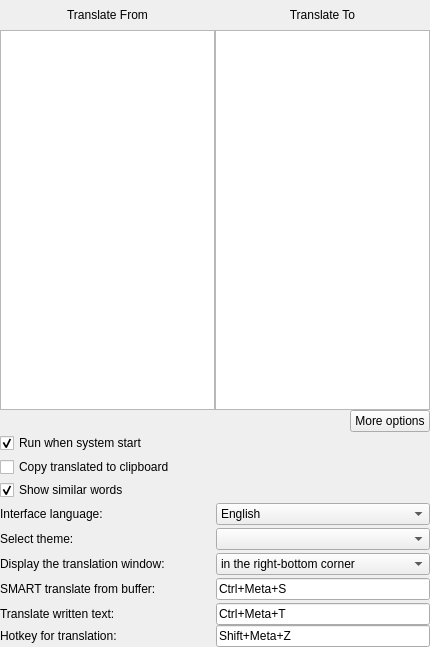
The window that src/widget.ui (NeiroNext/QuickTranslator) describes before a commit, drawn with Qt 5.
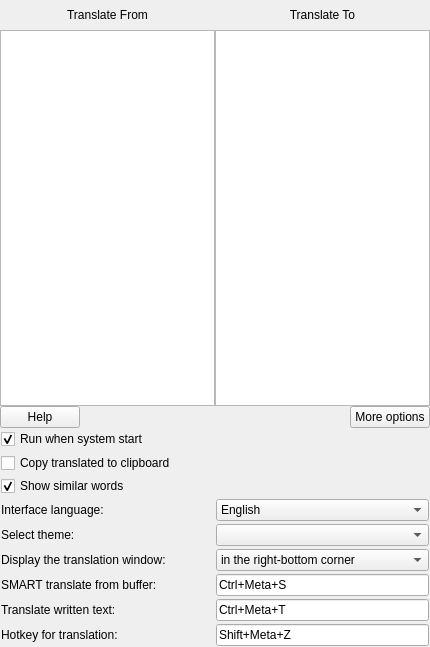
The same window after the commit. Icons and pictures are not drawn.

Commit message: Improved default theme for Windows Change Window flags for Windows users Correct 'about' info Add information message when user want to change hotkey (Press mouse in QTextEdit field) Add application's help, now only RU language

What changed in the file:
```diff
--- a/src/widget.ui
+++ b/src/widget.ui
@@ -192,6 +192,19 @@
        <property name="bottomMargin">
         <number>0</number>
        </property>
+       <item>
+        <widget class="QPushButton" name="help_button">
+         <property name="maximumSize">
+          <size>
+           <width>16777215</width>
+           <height>24</height>
+          </size>
+         </property>
+         <property name="text">
+          <string>Help</string>
+         </property>
+        </widget>
+       </item>
        <item>
         <spacer name="horizontalSpacer">
          <property name="orientation">
@@ -243,16 +256,16 @@
         <number>3</number>
        </property>
        <property name="leftMargin">
-        <number>0</number>
+        <number>1</number>
        </property>
        <property name="topMargin">
         <number>0</number>
        </property>
        <property name="rightMargin">
-        <number>0</number>
+        <number>1</number>
        </property>
        <property name="bottomMargin">
-        <number>0</number>
+        <number>3</number>
        </property>
        <item>
         <layout class="QHBoxLayout" name="horizontalLayout_7">
@@ -579,16 +592,16 @@
         <number>1</number>
        </property>
        <property name="leftMargin">
-        <number>0</number>
+        <number>1</number>
        </property>
        <property name="topMargin">
         <number>0</number>
        </property>
        <property name="rightMargin">
-        <number>0</number>
+        <number>1</number>
        </property>
        <property name="bottomMargin">
-        <number>0</number>
+        <number>1</number>
        </property>
        <item>
         <widget class="QLabel" name="hotkey_l">
```
The commit also changes 32 other files.
